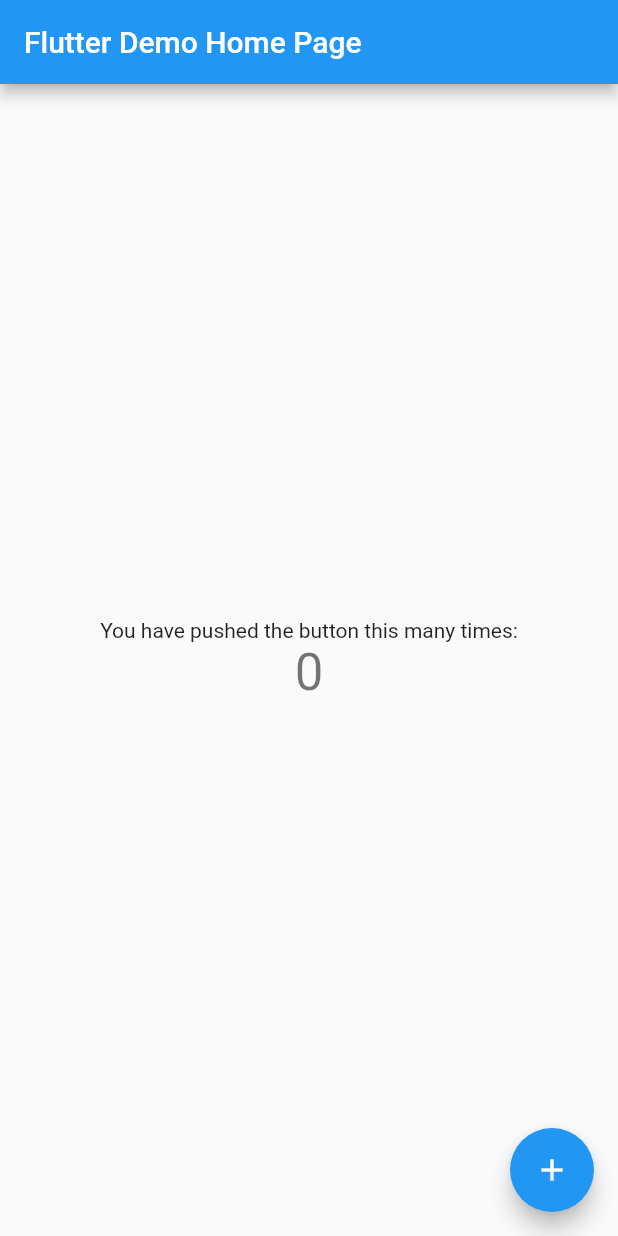
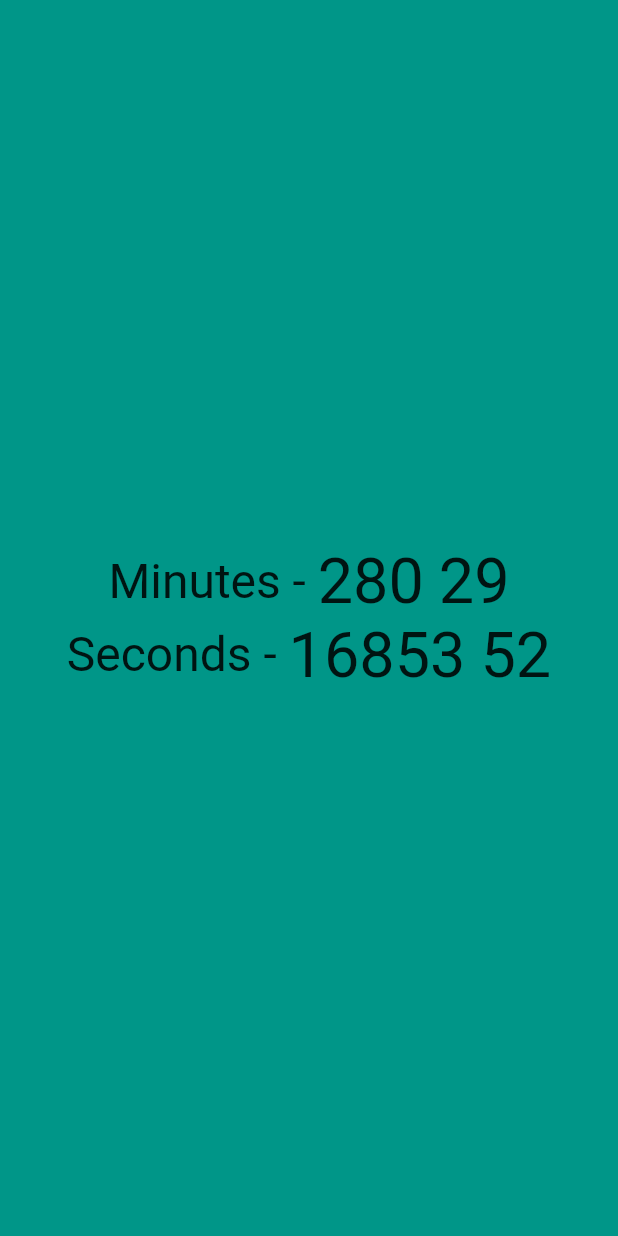
Before and after one commit to MHabib96/cyberpunk-countdown, a Flutter app: the screen it shows after launch, on a phone screen of 412 x 824 dp. Run offline on Flutter 3.47's test engine with Material 2 defaults, Android fonts, the phone set to English and light mode, and no system bars.

Commit message:
minute/second countdown working

```diff
--- /dev/null
+++ b/lib/extensions/int_extensions.dart
@@ -0,0 +1,3 @@
+extension IntExtensions on int {
+  int formatTotalTime() => this.isNegative ? 0 : this;
+}
--- a/lib/main.dart
+++ b/lib/main.dart
@@ -1,4 +1,5 @@
 import 'package:flutter/material.dart';
+import 'package:cyberpunkcountdown/screens/countdown_screen.dart';
 
 void main() => runApp(MyApp());
 
@@ -11,49 +12,7 @@ class MyApp extends StatelessWidget {
         primarySwatch: Colors.blue,
         visualDensity: VisualDensity.adaptivePlatformDensity,
       ),
-      home: MyHomePage(title: 'Flutter Demo Home Page'),
+      home: CountdownScreen(),
     );
   }
 }
-
-class MyHomePage extends StatefulWidget {
-  MyHomePage({Key key, this.title}) : super(key: key);
-  final String title;
-
-  @override
-  _MyHomePageState createState() => _MyHomePageState();
-}
-
-class _MyHomePageState extends State<MyHomePage> {
-  int _counter = 0;
-
-  void _incrementCounter() {
-    setState(() => _counter++);
-  }
-
-  @override
-  Widget build(BuildContext context) {
-    return Scaffold(
-      appBar: AppBar(
-        title: Text(widget.title),
-      ),
-      body: Center(
-        child: Column(
-          mainAxisAlignment: MainAxisAlignment.center,
-          children: <Widget>[
-            Text('You have pushed the button this many times:'),
-            Text(
-              '$_counter',
-              style: Theme.of(context).textTheme.headline4,
-            ),
-          ],
-        ),
-      ),
-      floatingActionButton: FloatingActionButton(
-        onPressed: _incrementCounter,
-        tooltip: 'Increment',
-        child: Icon(Icons.add),
-      ),
-    );
-  }
-}
--- /dev/null
+++ b/lib/models/countdown.dart
@@ -0,0 +1,26 @@
+class Countdown {
+  int _days;
+  int _hours;
+  int _minutes;
+  int _seconds;
+
+  //Just for testing
+  final int totalDays;
+  final int totalHours;
+  final int totalMinutes;
+  final int totalSeconds;
+
+  Countdown({this.totalDays, this.totalHours, this.totalMinutes, this.totalSeconds}) {
+    final _now = DateTime.now();
+    _minutes = totalMinutes == 0 ? 0 : (Duration.minutesPerHour - _now.minute) - 1;
+    _seconds = totalSeconds == 0 ? 0 : (Duration.secondsPerMinute - _now.second) - 1;
+  }
+
+  int get days => _days;
+
+  int get hours => _hours;
+
+  int get minutes => _minutes;
+
+  int get seconds => _seconds;
+}
--- /dev/null
+++ b/lib/screens/countdown_screen.dart
@@ -0,0 +1,74 @@
+import 'dart:async';
+import 'package:cyberpunkcountdown/models/countdown.dart';
+import 'package:flutter/material.dart';
+import 'package:cyberpunkcountdown/extensions/int_extensions.dart';
+
+class CountdownScreen extends StatefulWidget {
+  final release = DateTime(2020, 09, 18, 15, 11, 0);
+
+  @override
+  _CountdownScreenState createState() => _CountdownScreenState();
+}
+
+class _CountdownScreenState extends State<CountdownScreen> {
+  DateTime _now;
+  Duration _difference;
+  Timer _ticker;
+
+  Countdown _countdown;
+
+  void configure() {
+    _now = DateTime.now();
+    _difference = widget.release.difference(_now);
+
+    _countdown = Countdown(
+      totalDays: _difference.inDays.formatTotalTime(),
+      totalHours: _difference.inHours.formatTotalTime(),
+      totalMinutes: _difference.inMinutes.formatTotalTime(),
+      totalSeconds: _difference.inSeconds.formatTotalTime(),
+    );
+  }
+
+  @override
+  void initState() {
+    super.initState();
+    configure();
+    _ticker = Timer.periodic(Duration(seconds: 1), (Timer t) {
+      setState(() => configure());
+    });
+  }
+
+  @override
+  Widget build(BuildContext context) {
+    return Scaffold(
+      backgroundColor: Colors.teal,
+      body: Center(
+        child: Column(
+          mainAxisSize: MainAxisSize.min,
+          children: <Widget>[
+            Row(
+              mainAxisAlignment: MainAxisAlignment.center,
+              children: <Widget>[
+                Text('Minutes - ', style: TextStyle(fontSize: 32)),
+                Text('${_countdown.totalMinutes}', style: TextStyle(fontSize: 42)),
+                SizedBox(width: 10),
+                Text('${_countdown.minutes}', style: TextStyle(fontSize: 42)),
+              ],
+            ),
+            Row(
+              mainAxisAlignment: MainAxisAlignment.center,
+              children: <Widget>[
+                Text('Seconds - ', style: TextStyle(fontSize: 32)),
+                Text('${_countdown.totalSeconds}', style: TextStyle(fontSize: 42)),
+                SizedBox(width: 10),
+                Text('${_countdown.seconds}', style: TextStyle(fontSize: 42)),
+              ],
+            ),
+            //Text('$_totalSeconds', style: TextStyle(fontSize: 42)),
+            //Text('$_seconds', style: TextStyle(fontSize: 42)),
+          ],
+        ),
+      ),
+    );
+  }
+}
--- /dev/null
+++ b/lib/utilities/constants.dart
@@ -0,0 +1,6 @@
+//Cyberpunk 2077 Release
+const int kReleaseYear = 2020;
+const int kReleaseMonth = 11;
+const int kReleaseDay = 19;
+const int kReleaseHour = 0;
+const int kReleaseMinute = 0;
```
